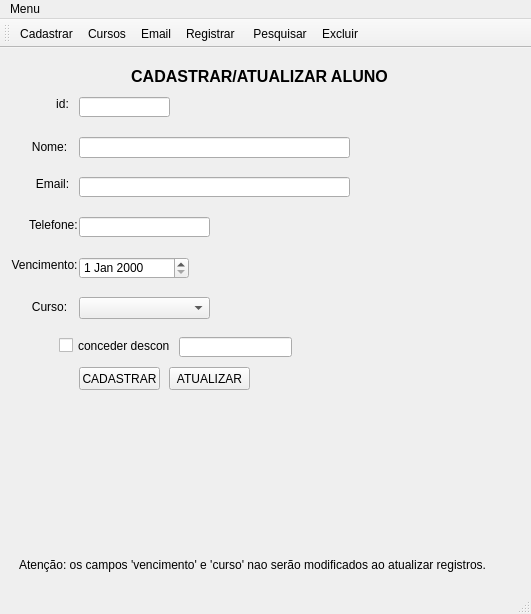
This is design.ui in ruben-sa-brito/rapsodia as Qt 5 draws it before an edit. The edited form follows.
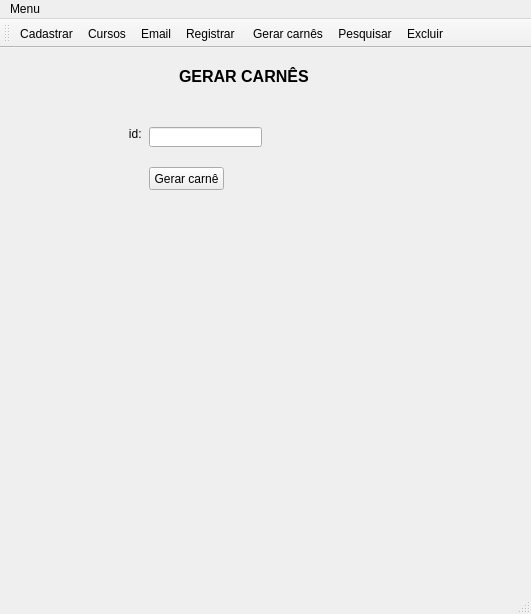
This is the edited form. The open tabs and pages were chosen to show the change. Icons and pictures are not drawn.

Commit message: incluindo novo widget parar gerar carnês

The edit to the form file:
```diff
--- a/design.ui
+++ b/design.ui
@@ -481,6 +481,57 @@
         </property>
        </widget>
       </widget>
+      <widget class="QWidget" name="generatePage">
+       <widget class="QLabel" name="label_24">
+        <property name="geometry">
+         <rect>
+          <x>170</x>
+          <y>10</y>
+          <width>161</width>
+          <height>16</height>
+         </rect>
+        </property>
+        <property name="text">
+         <string>&lt;html&gt;&lt;head/&gt;&lt;body&gt;&lt;p&gt;&lt;span style=&quot; font-size:12pt; font-weight:600;&quot;&gt;GERAR CARNÊS&lt;/span&gt;&lt;/p&gt;&lt;/body&gt;&lt;/html&gt;</string>
+        </property>
+       </widget>
+       <widget class="QLabel" name="label_25">
+        <property name="geometry">
+         <rect>
+          <x>100</x>
+          <y>70</y>
+          <width>47</width>
+          <height>13</height>
+         </rect>
+        </property>
+        <property name="text">
+         <string>      id:</string>
+        </property>
+       </widget>
+       <widget class="QLineEdit" name="lineEditidAlGen">
+        <property name="geometry">
+         <rect>
+          <x>140</x>
+          <y>70</y>
+          <width>113</width>
+          <height>20</height>
+         </rect>
+        </property>
+       </widget>
+       <widget class="QPushButton" name="pushButton_3">
+        <property name="geometry">
+         <rect>
+          <x>140</x>
+          <y>110</y>
+          <width>75</width>
+          <height>23</height>
+         </rect>
+        </property>
+        <property name="text">
+         <string>Gerar carnê</string>
+        </property>
+       </widget>
+      </widget>
       <widget class="QWidget" name="search">
        <widget class="QComboBox" name="comboBox_2">
         <property name="geometry">
@@ -752,6 +803,7 @@
    <addaction name="actionCursos"/>
    <addaction name="actionEmail"/>
    <addaction name="actionRegistrar"/>
+   <addaction name="actionGerar_carn_s"/>
    <addaction name="actionPesquisar"/>
    <addaction name="actionExcluir"/>
   </widget>
@@ -827,6 +879,15 @@
     <string>Cursos</string>
    </property>
   </action>
+  <action name="actionGerar_carn_s">
+   <property name="icon">
+    <iconset>
+     <normaloff>icons/icons8-pdf-64.png</normaloff>icons/icons8-pdf-64.png</iconset>
+   </property>
+   <property name="text">
+    <string>Gerar carnês</string>
+   </property>
+  </action>
  </widget>
  <tabstops>
   <tabstop>lineEdit_6</tabstop>
```
The commit also changes 2 other files.
